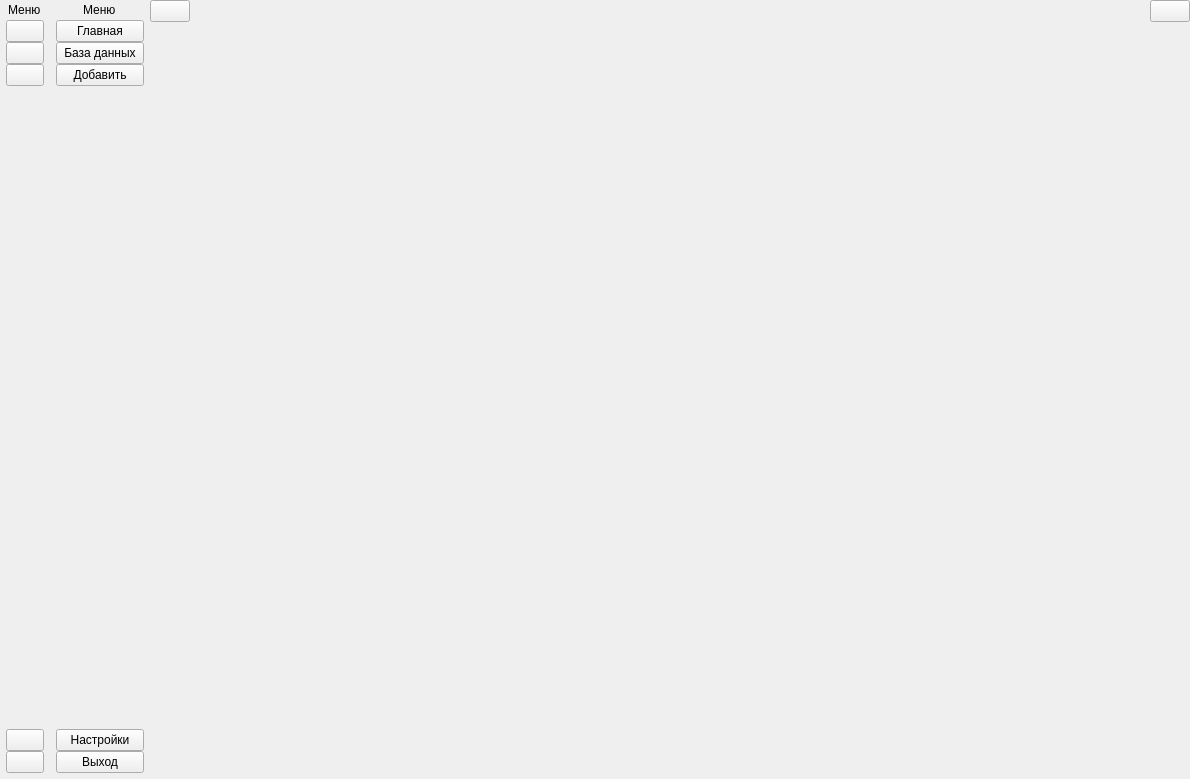
Bavalionprolate/face-look, file assets/ui/app.ui: the form before one commit.
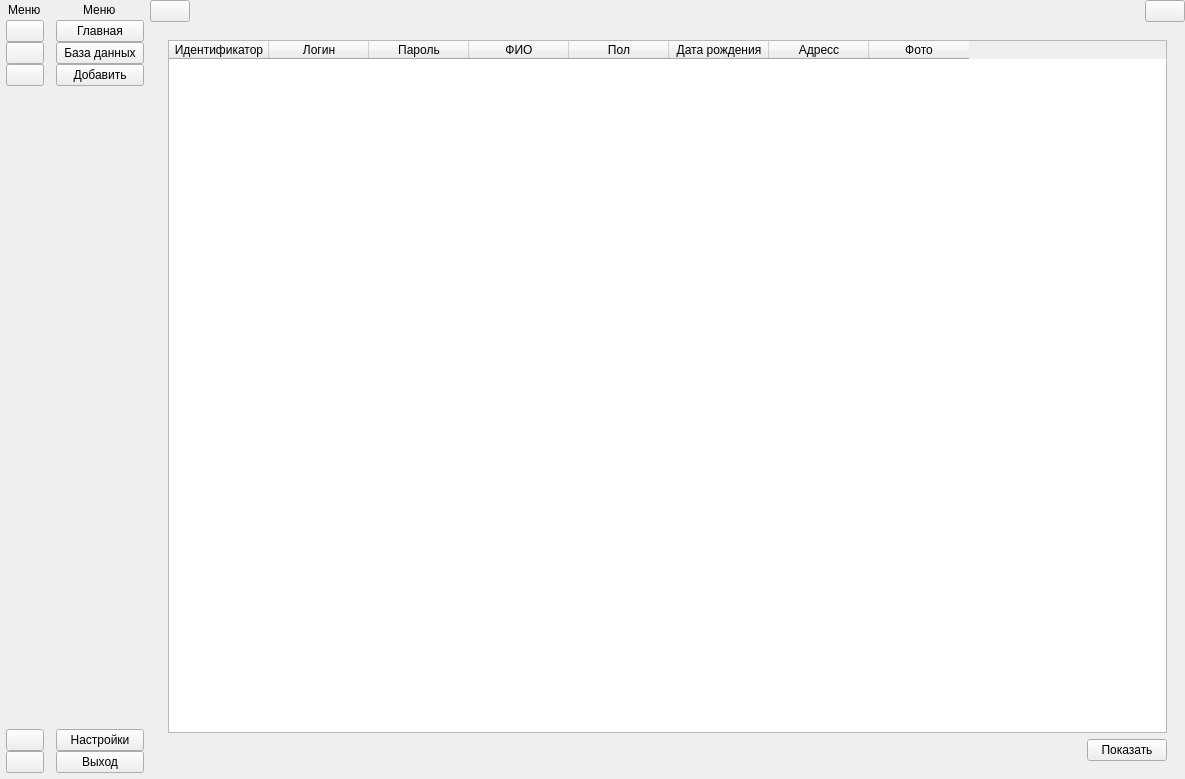
The form after the commit. The open tabs and pages were chosen to show the change. Icons and pictures are not drawn.

```diff
--- a/assets/ui/app.ui
+++ b/assets/ui/app.ui
@@ -6,7 +6,7 @@
    <rect>
     <x>0</x>
     <y>0</y>
-    <width>1190</width>
+    <width>1185</width>
     <height>779</height>
    </rect>
   </property>
@@ -720,7 +720,89 @@
              </layout>
             </widget>
             <widget class="QWidget" name="base_page">
-             <layout class="QGridLayout" name="gridLayout_3"/>
+             <layout class="QGridLayout" name="gridLayout_3">
+              <item row="0" column="0">
+               <widget class="QWidget" name="widget_7" native="true">
+                <layout class="QGridLayout" name="gridLayout_10">
+                 <item row="0" column="0">
+                  <layout class="QVBoxLayout" name="verticalLayout_23">
+                   <item>
+                    <widget class="QTableWidget" name="tableWidget">
+                     <property name="sizeAdjustPolicy">
+                      <enum>QAbstractScrollArea::AdjustToContents</enum>
+                     </property>
+                     <column>
+                      <property name="text">
+                       <string>Идентификатор</string>
+                      </property>
+                     </column>
+                     <column>
+                      <property name="text">
+                       <string>Логин</string>
+                      </property>
+                     </column>
+                     <column>
+                      <property name="text">
+                       <string>Пароль</string>
+                      </property>
+                     </column>
+                     <column>
+                      <property name="text">
+                       <string>ФИО</string>
+                      </property>
+                     </column>
+                     <column>
+                      <property name="text">
+                       <string>Пол</string>
+                      </property>
+                     </column>
+                     <column>
+                      <property name="text">
+                       <string>Дата рождения</string>
+                      </property>
+                     </column>
+                     <column>
+                      <property name="text">
+                       <string>Адресс</string>
+                      </property>
+                     </column>
+                     <column>
+                      <property name="text">
+                       <string>Фото</string>
+                      </property>
+                     </column>
+                    </widget>
+                   </item>
+                   <item>
+                    <layout class="QHBoxLayout" name="horizontalLayout_7">
+                     <item>
+                      <spacer name="horizontalSpacer_8">
+                       <property name="orientation">
+                        <enum>Qt::Horizontal</enum>
+                       </property>
+                       <property name="sizeHint" stdset="0">
+                        <size>
+                         <width>40</width>
+                         <height>20</height>
+                        </size>
+                       </property>
+                      </spacer>
+                     </item>
+                     <item>
+                      <widget class="QPushButton" name="btn_get_date">
+                       <property name="text">
+                        <string>Показать</string>
+                       </property>
+                      </widget>
+                     </item>
+                    </layout>
+                   </item>
+                  </layout>
+                 </item>
+                </layout>
+               </widget>
+              </item>
+             </layout>
             </widget>
             <widget class="QWidget" name="add_personal_page">
              <layout class="QGridLayout" name="gridLayout_4">
```
Left out of the diff: 22 changed lines with no effect on the pictures.
